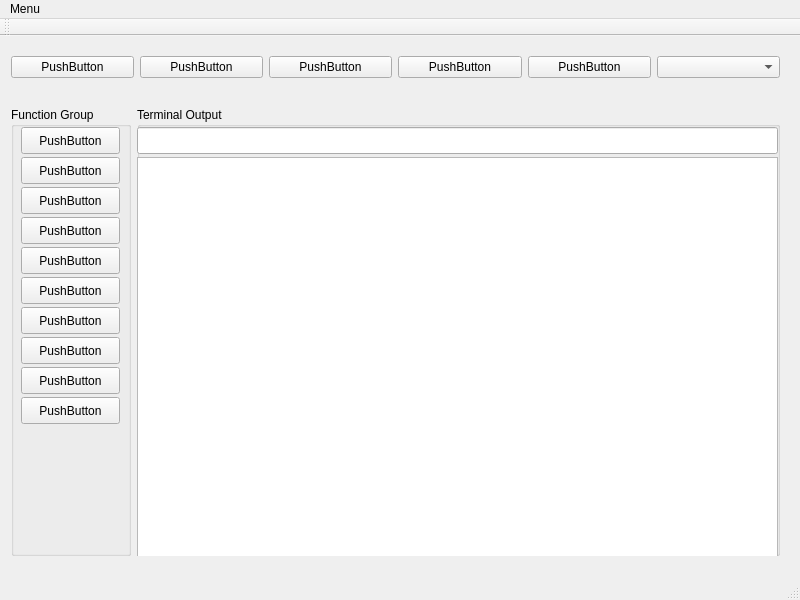
This is qt/testtoolui/mainwindow.ui in ericosur/ericosur-snippet as Qt 5 draws it before an edit. The edited form follows.
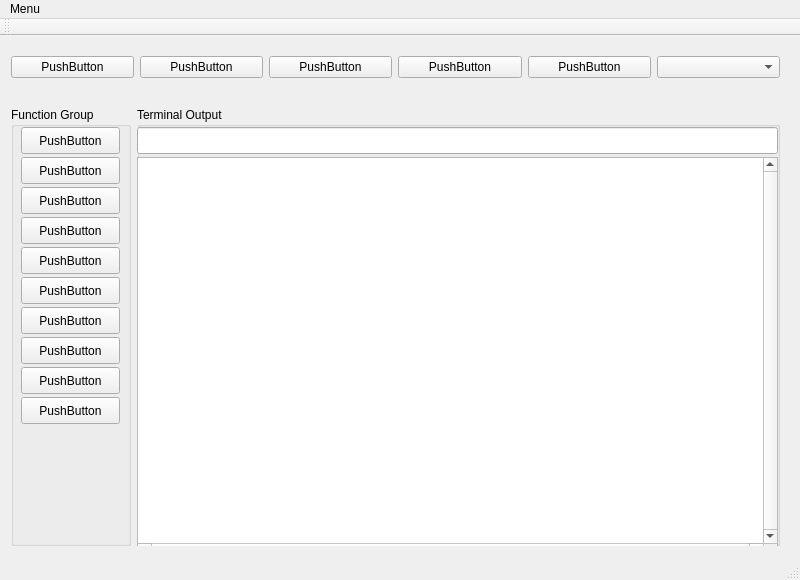
This is the edited form.

Commit message: testtool: add recipe, script to run at wayland, main win size

The edit to the form file:
```diff
--- a/qt/testtoolui/mainwindow.ui
+++ b/qt/testtoolui/mainwindow.ui
@@ -7,7 +7,7 @@
     <x>0</x>
     <y>0</y>
     <width>800</width>
-    <height>600</height>
+    <height>580</height>
    </rect>
   </property>
   <property name="sizePolicy">
@@ -80,7 +80,7 @@
       <x>0</x>
       <y>60</y>
       <width>791</width>
-      <height>471</height>
+      <height>461</height>
      </rect>
     </property>
     <layout class="QGridLayout" name="gridLayout_2">
@@ -266,7 +266,7 @@
           <x>0</x>
           <y>50</y>
           <width>641</width>
-          <height>421</height>
+          <height>401</height>
          </rect>
         </property>
         <property name="font">
@@ -274,6 +274,12 @@
           <family>Ubuntu Mono</family>
          </font>
         </property>
+        <property name="verticalScrollBarPolicy">
+         <enum>Qt::ScrollBarAlwaysOn</enum>
+        </property>
+        <property name="horizontalScrollBarPolicy">
+         <enum>Qt::ScrollBarAlwaysOn</enum>
+        </property>
        </widget>
       </widget>
      </item>
```
The commit also changes 2 other files.
